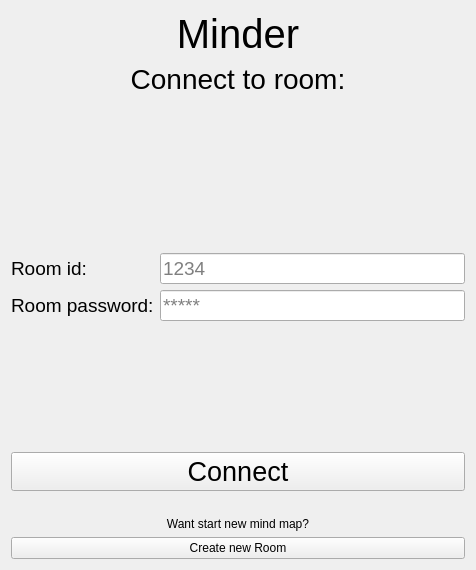
Before: the Qt Designer form client/MinderClient/libs/SessionConnectionWindow/ui/SessionConnectionWindow.ui in LDK28/Minder, drawn with Qt 5.
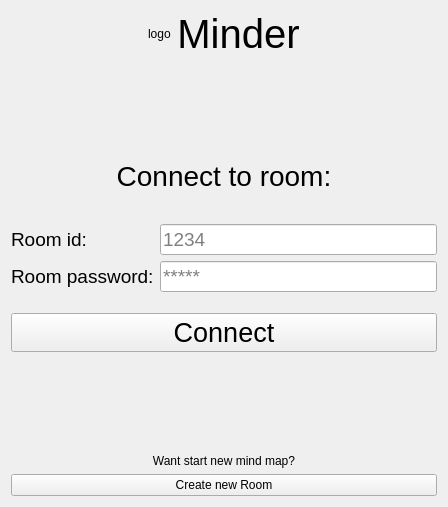
After: the same form once the commit is applied.

```diff
--- a/client/MinderClient/libs/SessionConnectionWindow/ui/SessionConnectionWindow.ui
+++ b/client/MinderClient/libs/SessionConnectionWindow/ui/SessionConnectionWindow.ui
@@ -6,8 +6,8 @@
    <rect>
     <x>0</x>
     <y>0</y>
-    <width>476</width>
-    <height>570</height>
+    <width>448</width>
+    <height>507</height>
    </rect>
   </property>
   <property name="windowTitle">
@@ -15,6 +15,31 @@
   </property>
   <layout class="QVBoxLayout" name="verticalLayout_3">
    <item>
+    <layout class="QHBoxLayout" name="horizontalLayout">
+     <item>
+      <spacer name="horizontalSpacer">
+       <property name="orientation">
+        <enum>Qt::Horizontal</enum>
+       </property>
+       <property name="sizeHint" stdset="0">
+        <size>
+         <width>40</width>
+         <height>20</height>
+        </size>
+       </property>
+      </spacer>
+     </item>
+     <item>
+      <widget class="QLabel" name="labelMinderLogo">
+       <property name="text">
+        <string>logo</string>
+       </property>
+       <property name="scaledContents">
+        <bool>true</bool>
+       </property>
+      </widget>
+     </item>
+     <item>
     <widget class="QLabel" name="labelMinder">
      <property name="font">
       <font>
@@ -30,6 +55,39 @@
     </widget>
    </item>
    <item>
+      <spacer name="horizontalSpacer_2">
+       <property name="orientation">
+        <enum>Qt::Horizontal</enum>
+       </property>
+       <property name="sizeHint" stdset="0">
+        <size>
+         <width>40</width>
+         <height>20</height>
+        </size>
+       </property>
+      </spacer>
+     </item>
+    </layout>
+   </item>
+   <item>
+    <spacer name="verticalSpacer_3">
+     <property name="orientation">
+      <enum>Qt::Vertical</enum>
+     </property>
+     <property name="sizeType">
+      <enum>QSizePolicy::MinimumExpanding</enum>
+     </property>
+     <property name="sizeHint" stdset="0">
+      <size>
+       <width>20</width>
+       <height>30</height>
+      </size>
+     </property>
+    </spacer>
+   </item>
+   <item>
+    <layout class="QVBoxLayout" name="verticalLayout">
+     <item>
     <widget class="QLabel" name="labelTitle">
      <property name="font">
       <font>
@@ -48,21 +106,6 @@
     </widget>
    </item>
    <item>
-    <spacer name="verticalSpacer_3">
-     <property name="orientation">
-      <enum>Qt::Vertical</enum>
-     </property>
-     <property name="sizeHint" stdset="0">
-      <size>
-       <width>20</width>
-       <height>40</height>
-      </size>
-     </property>
-    </spacer>
-   </item>
-   <item>
-    <layout class="QVBoxLayout" name="verticalLayout_2">
-     <item>
       <widget class="QLabel" name="labelErrorMsg">
        <property name="font">
         <font>
@@ -148,23 +191,22 @@
        </item>
       </layout>
      </item>
-    </layout>
-   </item>
    <item>
-    <spacer name="verticalSpacer">
+      <spacer name="verticalSpacer_4">
      <property name="orientation">
       <enum>Qt::Vertical</enum>
      </property>
+       <property name="sizeType">
+        <enum>QSizePolicy::Minimum</enum>
+       </property>
      <property name="sizeHint" stdset="0">
       <size>
-       <width>20</width>
-       <height>40</height>
+         <width>13</width>
+         <height>15</height>
       </size>
      </property>
     </spacer>
    </item>
-   <item>
-    <layout class="QVBoxLayout" name="verticalLayout">
      <item>
       <widget class="QPushButton" name="btnConnectToSession">
        <property name="sizePolicy">
@@ -201,24 +243,28 @@
        </property>
       </widget>
      </item>
+    </layout>
+   </item>
      <item>
       <spacer name="verticalSpacer_2">
        <property name="orientation">
         <enum>Qt::Vertical</enum>
        </property>
        <property name="sizeType">
-        <enum>QSizePolicy::Minimum</enum>
+      <enum>QSizePolicy::MinimumExpanding</enum>
        </property>
        <property name="sizeHint" stdset="0">
         <size>
-         <width>10</width>
-         <height>20</height>
+       <width>13</width>
+       <height>61</height>
         </size>
        </property>
       </spacer>
      </item>
      <item>
-      <widget class="QLabel" name="labelCreateNewSession">
+    <layout class="QVBoxLayout" name="verticalLayout_2">
+     <item>
+      <widget class="QLabel" name="labelActionHelp">
        <property name="text">
         <string>Want start new mind map?</string>
        </property>
```
Lines whose indentation alone changed are shown as unchanged.
